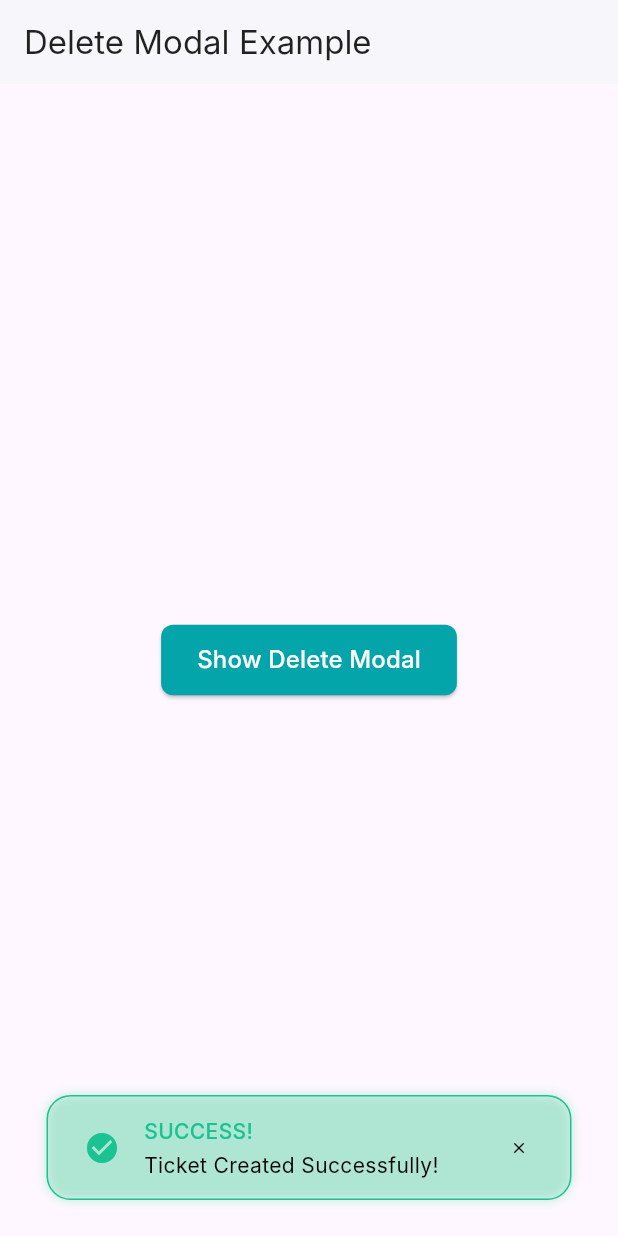
After one commit to Ghaith-13/pw, a Flutter app: the screen it shows after launch, after a tap on "Show Delete Modal", on a phone screen of 412 x 824 dp. The commit adds this screen. Run offline on Flutter 3.47's test engine with Material 3 defaults, Android fonts, the phone set to English and light mode, and no system bars; Roboto replaces fonts that are missing (Inter).

Commit message:
Refactor: Implement delete modal example screen with custom alert, modal, success dialog widgets and update icon button import path, streamlining main application to showcase delete modal functionality.

```diff
--- a/lib/icon_button_demo.dart
+++ b/lib/icon_button_demo.dart
@@ -1,5 +1,5 @@
 import 'package:flutter/material.dart';
-import 'icon_button.dart';
+import 'package:pw/widgets/icon_button.dart';
 import '../core/style/colors.dart';
 
 class IconButtonDemo extends StatelessWidget {
--- /dev/null
+++ b/lib/screens/delete_modal_example_screen.dart
@@ -0,0 +1,59 @@
+import 'package:flutter/material.dart';
+import 'package:pw/widgets/alert_dialog.dart';
+import 'package:pw/widgets/set_deadline_dialog.dart';
+import 'package:pw/widgets/success_alert.dart';
+import '../widgets/custom_modal_dialog.dart';
+
+class DeleteModalExampleScreen extends StatelessWidget {
+  const DeleteModalExampleScreen({Key? key}) : super(key: key);
+
+  void _showDeleteDialog(BuildContext context) {
+    ScaffoldMessenger.of(context).showSnackBar(
+      SnackBar(
+        content: SuccessAlert(
+          message: "Ticket Created Successfully!",
+          onClose: () {
+            ScaffoldMessenger.of(context).hideCurrentSnackBar();
+          },
+        ),
+        backgroundColor: Colors.transparent,
+        elevation: 0,
+        behavior: SnackBarBehavior.floating,
+      ),
+    );
+  }
+
+  @override
+  Widget build(BuildContext context) {
+    return Scaffold(
+      appBar: AppBar(
+        title: const Text(
+          'Delete Modal Example',
+          style: TextStyle(color: Colors.black87),
+        ),
+        backgroundColor: Colors.white,
+        elevation: 1,
+      ),
+      body: Center(
+        child: ElevatedButton(
+          onPressed: () => _showDeleteDialog(context),
+          style: ElevatedButton.styleFrom(
+            backgroundColor: const Color(0xFF03A4AA),
+            padding: const EdgeInsets.symmetric(horizontal: 24, vertical: 12),
+            shape: RoundedRectangleBorder(
+              borderRadius: BorderRadius.circular(8),
+            ),
+          ),
+          child: const Text(
+            'Show Delete Modal',
+            style: TextStyle(
+              fontFamily: 'Inter',
+              fontSize: 16,
+              color: Colors.white,
+            ),
+          ),
+        ),
+      ),
+    );
+  }
+}
--- /dev/null
+++ b/lib/widgets/success_alert.dart
@@ -0,0 +1,109 @@
+import 'package:flutter/material.dart';
+import '../core/style/colors.dart';
+import '../core/style/typography.dart';
+import '../core/style/spacing.dart';
+import '../core/style/radius.dart';
+import '../core/style/shadows.dart';
+
+class SuccessAlert extends StatelessWidget {
+  final String message;
+  final VoidCallback onClose;
+  final bool isVisible;
+
+  const SuccessAlert({
+    Key? key,
+    required this.message,
+    required this.onClose,
+    this.isVisible = true,
+  }) : super(key: key);
+
+  @override
+  Widget build(BuildContext context) {
+    if (!isVisible) return const SizedBox.shrink();
+
+    return Container(
+      width: 328,
+      padding: EdgeInsets.symmetric(
+        horizontal: AppSpacing.spacing6,
+        vertical: AppSpacing.spacing3,
+      ),
+      decoration: BoxDecoration(
+        color: const Color(0xFF1AC391).withOpacity(0.1),
+        borderRadius: BorderRadius.circular(16),
+        border: Border.all(
+          color: const Color(0xFF1AC391),
+        ),
+        boxShadow: const [
+          BoxShadow(
+            color: Color(0xFFBFEADA),
+            blurRadius: 5,
+            offset: Offset(0, 0),
+          ),
+        ],
+      ),
+      child: Row(
+        crossAxisAlignment: CrossAxisAlignment.center,
+        mainAxisAlignment: MainAxisAlignment.spaceBetween,
+        children: [
+          Row(
+            children: [
+              Container(
+                width: 24,
+                height: 24,
+                decoration: const BoxDecoration(
+                  shape: BoxShape.circle,
+                ),
+                child: Icon(
+                  Icons.check_circle,
+                  size: 24,
+                  color: const Color(0xFF1AC391),
+                ),
+              ),
+              SizedBox(width: AppSpacing.spacing4),
+              Column(
+                crossAxisAlignment: CrossAxisAlignment.start,
+                mainAxisSize: MainAxisSize.min,
+                children: [
+                  Text(
+                    'SUCCESS!',
+                    style: TextStyle(
+                      fontFamily: AppTypography.fontFamily,
+                      fontSize: AppTypography.bodyMSize,
+                      fontWeight: AppTypography.medium,
+                      height: 1.5,
+                      color: const Color(0xFF1AC391),
+                    ),
+                  ),
+                  const SizedBox(height: 2),
+                  Text(
+                    message,
+                    style: TextStyle(
+                      fontFamily: AppTypography.fontFamily,
+                      fontSize: AppTypography.bodyMSize,
+                      fontWeight: AppTypography.regular,
+                      height: 1.5,
+                      color: AppColors.textBlack100,
+                    ),
+                  ),
+                ],
+              ),
+            ],
+          ),
+          InkWell(
+            onTap: onClose,
+            child: Container(
+              width: 20,
+              height: 20,
+              alignment: Alignment.center,
+              child: Icon(
+                Icons.close,
+                size: 12,
+                color: AppColors.textBlack100,
+              ),
+            ),
+          ),
+        ],
+      ),
+    );
+  }
+}
--- a/pubspec.yaml
+++ b/pubspec.yaml
@@ -30,7 +30,7 @@ environment:
 dependencies:
   flutter:
     sdk: flutter
-
+  intl: ^0.18.0
 
   # The following adds the Cupertino Icons font to your application.
   # Use with the CupertinoIcons class for iOS style icons.
```
Also changed, not shown: lib/main.dart (+6 -68 lines), lib/widgets/alert_dialog.dart (added, +132 -0 lines), lib/widgets/custom_modal_dialog.dart (added, +159 -0 lines), lib/widgets/set_deadline_dialog.dart (added, +185 -0 lines).
